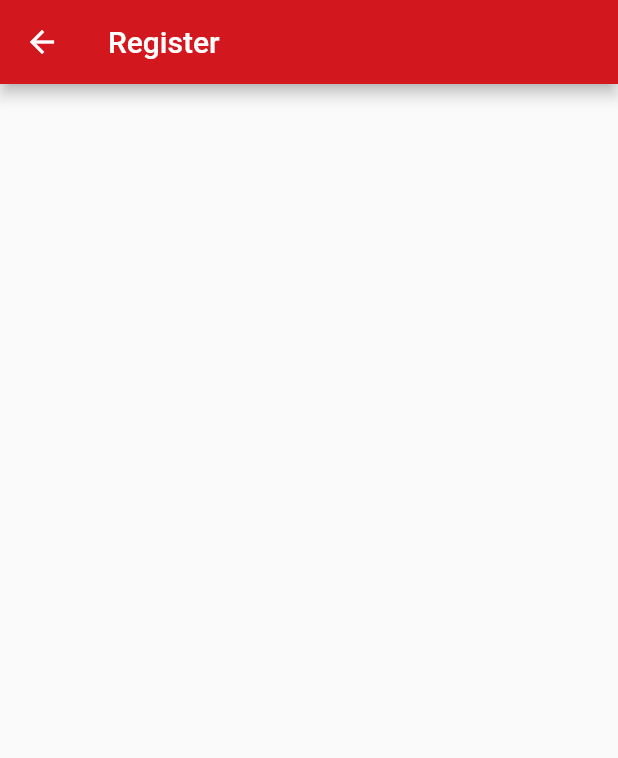
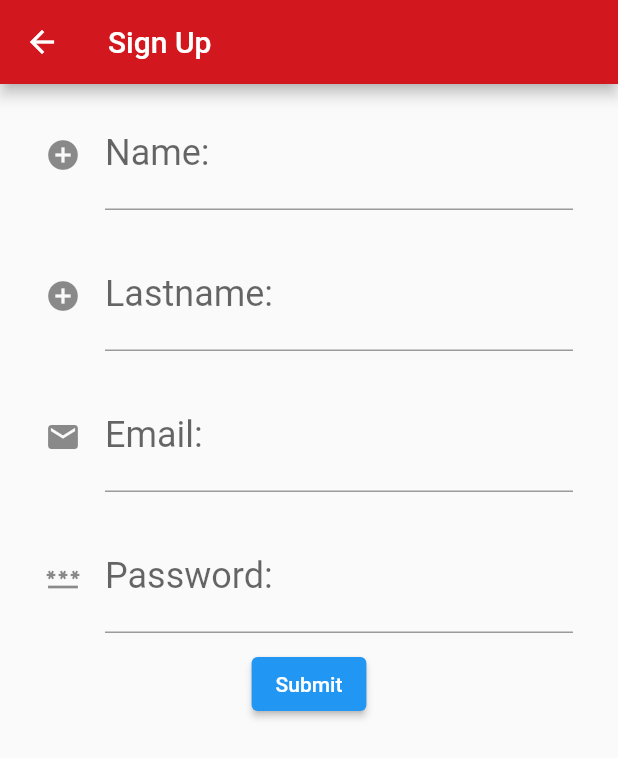
Before and after one commit to Pakorn2000/mobilefirst, a Flutter app: the Register screen opened by its route, on a phone screen of 412 x 824 dp. Shown: the top 758 px of the screen. Run offline on Flutter 3.47's test engine with Material 2 defaults, Android fonts, the phone set to English and light mode, and no system bars; network calls fail.

Commit message:
สร้างหน้า Register

```diff
--- a/lib/screen/register.dart
+++ b/lib/screen/register.dart
@@ -1,19 +1,156 @@
 import 'package:flutter/material.dart';
+import 'package:mobilefirst/config/constant.dart';
 
 class Register extends StatefulWidget {
-  const Register({ Key? key }) : super(key: key);
+  const Register({Key? key}) : super(key: key);
 
   @override
   _RegisterState createState() => _RegisterState();
 }
 
 class _RegisterState extends State<Register> {
+  var name, surname, email, password;
+  final formkey = GlobalKey<FormState>();
+
   @override
   Widget build(BuildContext context) {
-    return Scaffold(
-      appBar: AppBar(
-        title: Text('Register'),
+    return SafeArea(
+      child: Scaffold(
+        appBar: AppBar(
+          title: Text('Sign Up'),
+        ),
+        body: Form(
+          key: formkey,
+          child: SingleChildScrollView(
+            child: Column(
+              children: [
+                txtname(),
+                txtSurname(),
+                txtEmail(),
+                txtPassword(),
+                btnSubmit()
+              ],
+            ),
+          ),
+        ),
       ),
     );
   }
+
+  Widget txtname() {
+    return Container(
+      margin: EdgeInsets.fromLTRB(30, 10, 30, 10),
+      child: TextFormField(
+        style: TextStyle(
+          color: pColor,
+          fontSize: 24,
+        ),
+        decoration: InputDecoration(
+          labelText: "Name:",
+          icon: Icon(Icons.add_circle),
+          hintText: "Input yor name",
+        ),
+        validator: (val) {
+          if (val!.length < 6) {
+            return "กรุณากรอกข้อมูลมากกว่า 6 ตัวอักษร";
+          }
+        },
+        onSaved: (val) {
+          name = val;
+        },
+      ),
+    );
+  }
+
+  Widget txtSurname() {
+    return Container(
+      margin: EdgeInsets.fromLTRB(30, 10, 30, 10),
+      child: TextFormField(
+        style: TextStyle(
+          color: pColor,
+          fontSize: 24,
+        ),
+        decoration: InputDecoration(
+          labelText: "Lastname:",
+          icon: Icon(Icons.add_circle),
+          hintText: "Input yor Lastname",
+        ),
+        validator: (value) {
+          if (value!.isEmpty) {
+            return "กรุณากรอกข้อมูล";
+          } else if (value.length < 3) {
+            return "กรุณากรอกข้อมูลมากกว่า 3 ตัวอักษร";
+          }
+        },
+        onSaved: (value) {
+        surname = value!.trim();
+        },
+      ),
+    );
+  }
+
+  Widget txtEmail() {
+    return Container(
+      margin: EdgeInsets.fromLTRB(30, 10, 30, 10),
+      child: TextFormField(
+        style: TextStyle(
+          color: pColor,
+          fontSize: 24,
+        ),
+        decoration: InputDecoration(
+          labelText: "Email:",
+          icon: Icon(Icons.email),
+          hintText: "Input yor Email",
+        ),
+        keyboardType: TextInputType.emailAddress,
+        validator: (value) {
+          if (!(value!.contains('@'))) {
+            return "กรอกในรูปแบบอีเมล์";
+          } else if (!(value.contains('.'))) {
+            return "กรอกในรูปแบบอีเมล์";
+          }
+        },
+        onSaved: (value) {
+          email = value;
+        },
+      ),
+    );
+  }
+
+  Widget txtPassword() {
+    return Container(
+      margin: EdgeInsets.fromLTRB(30, 10, 30, 10),
+      child: TextFormField(
+        style: TextStyle(
+          color: pColor,
+          fontSize: 24,
+        ),
+        decoration: InputDecoration(
+          labelText: "Password:",
+          icon: Icon(Icons.password),
+          hintText: "Input yor Password",
+        ),
+        obscureText: true,
+        onSaved: (value) {
+          password = value;
+        },
+      ),
+    );
+  }
+
+  Widget btnSubmit() {
+    return ElevatedButton(
+      child: Text('Submit'),
+      onPressed: () {
+        if (formkey.currentState!.validate()) {
+          formkey.currentState!.save();
+    //      print("ชื่อ $name นามสกุล: $surname อีเมล์: $email Password: $password");
+            print("ชื่อ $name");
+            print("นามสกุล: $surname");
+            print("อีเมล์: $email");
+            print("Password: $password");
+        }
+      },
+    );
+  }
 }
```
